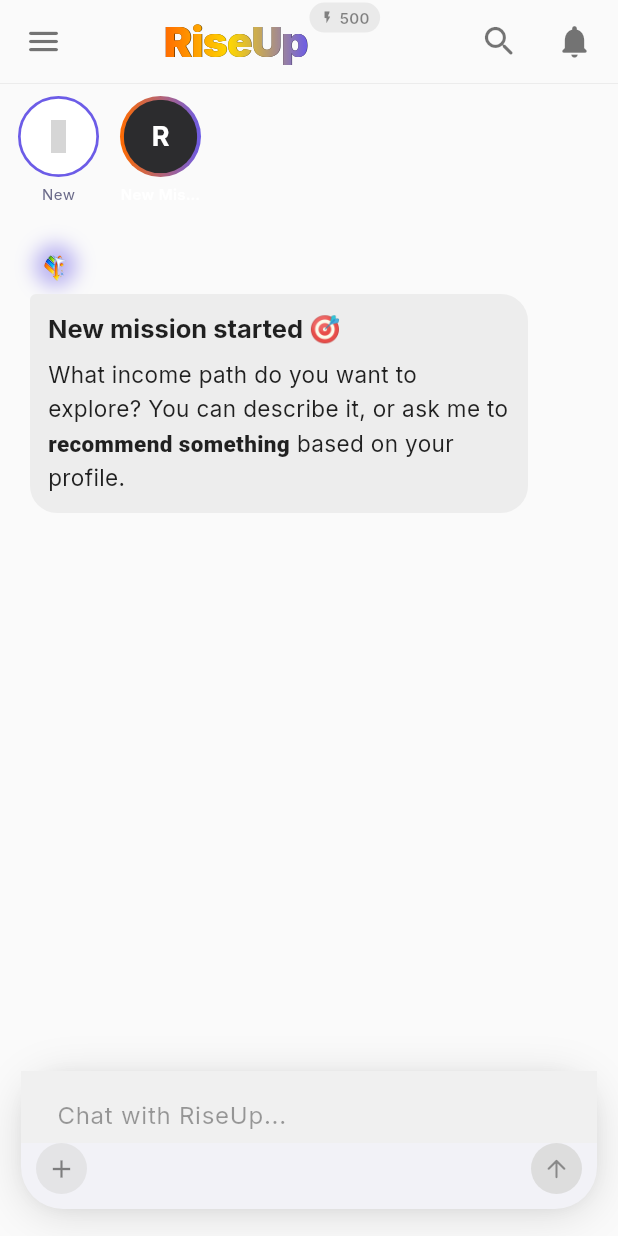
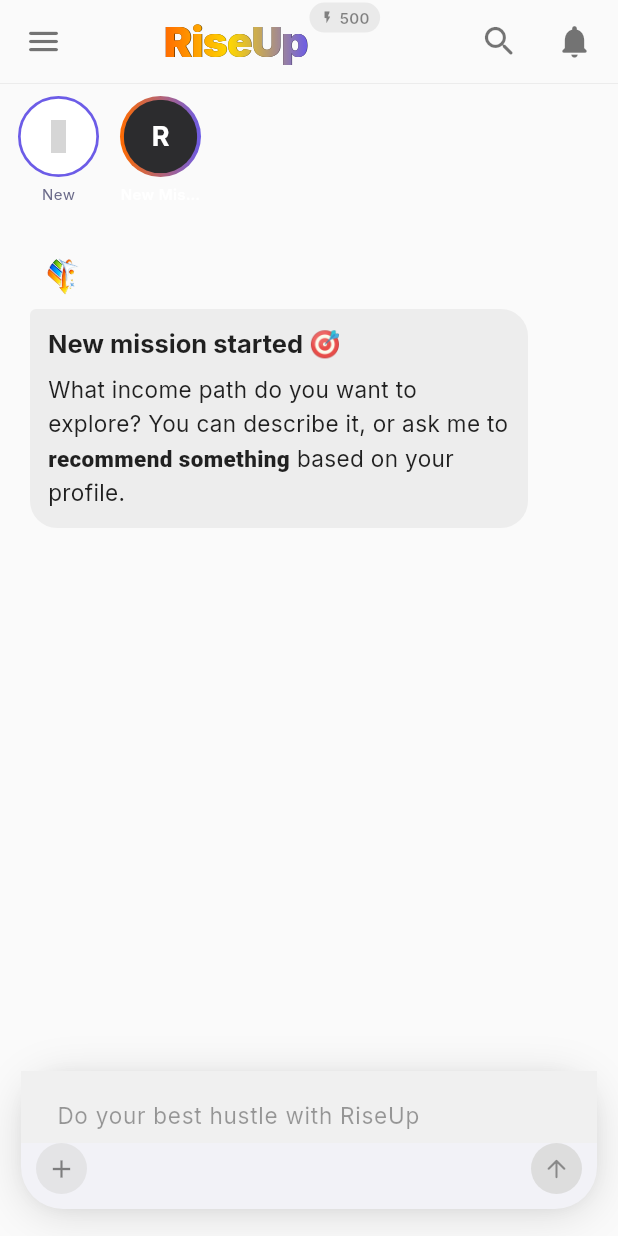
Before and after one commit to exploreofficialzz-star/Rise-Up, a Flutter app: the screen it shows once a user with an empty profile is signed in, after a tap on the "menu" icon, after a tap on the "search" icon, after a tap on "New", on a phone screen of 412 x 824 dp. Run offline on Flutter 3.47's test engine with Material 3 defaults, Android fonts, the phone set to English and light mode, and no system bars; drawn by our look-alikes of flutter_animate, flutter_markdown; our stand-ins replace cached_network_image, connectivity_plus, device_info_plus, dio, firebase_core, firebase_messaging and 14 more; accounts and stored records are empty; network calls fail; grey boxes are pictures that could not be loaded.

Commit message:
Update home screen for RiseUp v3.2
Updated the home screen for RiseUp v3.2, including changes to the hero welcome, input bar hint text, and resolved a loading bug in mentor chat handling.

```diff
--- a/frontend/lib/screens/home/home_screen.dart
+++ b/frontend/lib/screens/home/home_screen.dart
@@ -1,5 +1,12 @@
 // frontend/lib/screens/home/home_screen.dart
-// RiseUp v3.1 — The Mission Command Center
+// RiseUp v3.2 — The Mission Command Center
+//
+// Changelog v3.2:
+//   • Hero welcome: greeting (top-left, below mission circles) — no logo/tagline in hero
+//   • Input bar hint text: "Do your best hustle with RiseUp"
+//   • _RiseUpSpinIcon: larger (36×36), no glow/blur background
+//   • _handleMentorChat: fixed stuck-loading bug (non-Map response now resolves placeholder)
+//                        + 30 s timeout guard
 //
 // Architecture:
 //   • One screen. No bottom nav.
@@ -229,11 +236,9 @@
   Future<void> _boot() async {
     setState(() => _isLoading = true);
 
-    // Load profile from cache first → dismiss spinner immediately if available
     await _fetchProfile();
     if (mounted) setState(() => _isLoading = false);
 
-    // Fetch tokens + missions in background (no spinner, they update quietly)
     await Future.wait([
       _fetchTokens().timeout(const Duration(seconds: 12), onTimeout: () {}),
       _fetchMissions().timeout(const Duration(seconds: 12), onTimeout: () {}),
@@ -244,13 +249,11 @@
     } else if (_missions.isNotEmpty) {
       _activeMissionId = _missions.first.id;
     }
-    // If no missions, _activeMissionId stays null → hero welcome shown
 
     WidgetsBinding.instance.addPostFrameCallback((_) => _scrollToBottom());
   }
 
   Future<void> _fetchProfile() async {
-    // ── 1. Serve from cache immediately (zero-wait, no spinner) ───────────
     final cached = await storageService.getCachedProfile();
     if (cached != null && mounted) {
       setState(() {
@@ -262,13 +265,11 @@
       });
     }
 
-    // ── 2. Refresh from /auth/me (now returns flat full profile) ──────────
     try {
       final r = await api.get('/auth/me')
           .timeout(const Duration(seconds: 10));
 
       if (r is Map && mounted) {
-        // /auth/me → flat map.  /progress/profile → {"profile": {...}}
         final raw = r as Map;
         final profile = raw.containsKey('profile') && raw['profile'] is Map
             ? Map<String, dynamic>.from(raw['profile'] as Map)
@@ -288,7 +289,6 @@
         await storageService.cacheProfile(profile);
       }
     } catch (_) {
-      // /auth/me failed — try /progress/profile as fallback
       try {
         final r2 = await api.get('/progress/profile')
             .timeout(const Duration(seconds: 10));
@@ -347,7 +347,7 @@
     )).toList();
   }
 
-  // ── Active mission helpers ──────────────────────────────────────────────────
+  // ── Active mission helpers ─────────────────────────────────────────────────
   Mission? get _activeMission =>
       _missions.where((m) => m.id == _activeMissionId).firstOrNull;
 
@@ -374,7 +374,7 @@
     _scrollToBottom();
   }
 
-  // ── Mission actions ─────────────────────────────────────────────────────────
+  // ── Mission actions ────────────────────────────────────────────────────────
   void _showMissionOptions(BuildContext context, Mission mission) {
     _Sound.tap();
     final isDark = Theme.of(context).brightness == Brightness.dark;
@@ -395,7 +395,6 @@
                 borderRadius: BorderRadius.circular(2),
               ),
             ),
-            // Mission title preview
             Padding(
               padding: const EdgeInsets.fromLTRB(16, 0, 16, 12),
               child: Text(
@@ -633,13 +632,12 @@
     );
   }
 
-  // ── Send message ──────────────────────────────────────────────────────────
+  // ── Send message ───────────────────────────────────────────────────────────
   Future<void> _sendMessage([String? override]) async {
     final text = (override ?? _inputCtrl.text).trim();
     if (text.isEmpty || _isSending) return;
     if (_tokens.exhausted) { _showTokenGate(); return; }
 
-    // Auto-create mission if none active
     if (_activeMissionId == null) {
       _newMission();
       await Future.delayed(const Duration(milliseconds: 50));
@@ -680,29 +678,56 @@
     return triggers.any((t) => lower.contains(t));
   }
 
+  // ── FIX: resolved stuck-loading bug ───────────────────────────────────────
+  // Previously, if `res` was not a Map (e.g. null, String, or unexpected type),
+  // _updateMsg was never called and the placeholder stayed isStreaming forever.
+  // Now we always resolve the placeholder, and add a 30 s timeout guard.
   Future<void> _handleMentorChat(String text, String placeholderId) async {
     try {
       final sessionId = _activeMission?.id;
       final res = await api.post('/mentor/chat', {
         'message':    text,
         'session_id': sessionId,
-      });
+      }).timeout(
+        const Duration(seconds: 30),
+        onTimeout: () => throw TimeoutException('Request timed out'),
+      );
+
       if (res is Map) {
-        final reply = res['reply']?.toString() ?? res['message']?.toString() ?? '...';
+        // Try all common reply keys the backend might return
+        final reply = (res['reply']   as String?)?.trim().isNotEmpty == true
+            ? res['reply']   as String
+            : (res['message'] as String?)?.trim().isNotEmpty == true
+                ? res['message'] as String
+                : (res['content'] as String?)?.trim().isNotEmpty == true
+                    ? res['content'] as String
+                    : '...';
         _updateMsg(placeholderId, reply);
         _Sound.receive();
 
         if (res['session_title'] != null && _activeMission != null) {
-          _updateMissionTitle(_activeMissionId!, res['session_title']);
+          _updateMissionTitle(_activeMissionId!, res['session_title'].toString());
         }
 
         if (res['escalate_to_apex'] == true) {
           await Future.delayed(const Duration(milliseconds: 800));
-          _launchApex(res['apex_task']?.toString() ?? text, res['apex_template']);
-        }
-      }
+          _launchApex(res['apex_task']?.toString() ?? text, res['apex_template'] as Map<String, dynamic>?);
+        }
+      } else {
+        // Non-Map response (String, null, etc.) — resolve placeholder so it
+        // never stays stuck in the loading state.
+        final fallback = res?.toString().trim().isNotEmpty == true
+            ? res.toString()
+            : 'Something went wrong. Please try again.';
+        _updateMsg(placeholderId, fallback);
+        _Sound.receive();
+      }
+    } on TimeoutException {
+      _updateMsg(placeholderId,
+          '⏱️ Request timed out. Check your connection and try again.');
     } catch (e) {
-      _updateMsg(placeholderId, 'I\'m having trouble connecting right now. Try again in a moment.');
+      _updateMsg(placeholderId,
+          'I\'m having trouble connecting right now. Try again in a moment.');
     }
   }
 
@@ -934,13 +959,11 @@
         border: Border(bottom: BorderSide(color: border, width: 0.6)),
       ),
       child: Row(children: [
-        // ≡ Menu — slightly larger + heavier
         GestureDetector(
           onTap: () { _Sound.tap(); _globalKey.currentState?.openDrawer(); },
           child: Icon(Icons.menu_rounded, color: iconClr, size: 26),
         ),
 
-        // Center — RiseUp gradient wordmark (thicker stroke via font weight)
         Expanded(child: Center(
           child: Row(
             mainAxisSize: MainAxisSize.min,
@@ -958,7 +981,6 @@
                     fontWeight:    FontWeight.w900,
                     color:         Colors.white,
                     letterSpacing: -0.5,
-                    // Simulate stroke thickness via shadows
                     shadows: [
                       Shadow(blurRadius: 0, offset: Offset(0.4, 0)),
                       Shadow(blurRadius: 0, offset: Offset(-0.2, 0)),
@@ -966,7 +988,6 @@
                   ),
                 ),
               ),
-              // Token badge
               Transform.translate(
                 offset: const Offset(1, -6),
                 child: _TokenBadge(tokens: _tokens, pulse: _tokenPulse, isDark: isDark),
@@ -975,13 +996,11 @@
           ),
         )),
 
-        // Search — filled magnifier (more realistic)
         GestureDetector(
           onTap: () => _Sound.tap(),
           child: Icon(Icons.search_rounded, color: iconClr, size: 26),
         ),
         const SizedBox(width: 24),
-        // Notification — bell (restored)
         GestureDetector(
           onTap: () { _Sound.tap(); context.push('/notifications'); },
           child: Icon(Icons.notifications_rounded, color: iconClr, size: 26),
@@ -994,15 +1013,12 @@
   Widget _buildMissionCircles() {
     final isDark = Theme.of(context).brightness == Brightness.dark;
 
-    // Only show the row if there are missions, or always show for the + button
     return Container(
       height: 88,
       color: isDark ? Colors.black : const Color(0xFFFAFAFA),
       child: ListView.separated(
         scrollDirection: Axis.horizontal,
         padding: const EdgeInsets.symmetric(horizontal: 12, vertical: 8),
-        // Only show missions that have been given a real title (not "New Mission" placeholders
-        // that haven't been chatted in yet), plus the + button
         itemCount: _missions.length + 1,
         separatorBuilder: (_, __) => const SizedBox(width: 12),
         itemBuilder: (ctx, i) {
@@ -1026,7 +1042,6 @@
     final isDark = Theme.of(context).brightness == Brightness.dark;
     final bg     = isDark ? Colors.black : const Color(0xFFFAFAFA);
 
-    // No active mission → show hero welcome
     if (_activeMissionId == null) {
       return _buildHeroWelcome(isDark, bg);
     }
@@ -1047,7 +1062,10 @@
     );
   }
 
-  // ── Hero welcome view ──────────────────────────────────────────────────────
+  // ── Hero welcome — CHANGED ─────────────────────────────────────────────────
+  // Greeting is now top-left aligned right below the mission circles.
+  // The RiseUp logo, "do your best hustle with", and gradient "RiseUp"
+  // tagline are removed from this view entirely.
   Widget _buildHeroWelcome(bool isDark, Color bg) {
     final firstName = (_userName ?? '').split(' ').first.trim();
     final showName  = firstName.isNotEmpty && firstName.toLowerCase() != 'hustler';
@@ -1056,19 +1074,18 @@
     return Container(
       color: bg,
       width: double.infinity,
-      child: Center(
+      alignment: Alignment.topLeft,
       child: Padding(
-          padding: const EdgeInsets.symmetric(horizontal: 32),
+        padding: const EdgeInsets.fromLTRB(20, 18, 20, 0),
         child: Column(
+          crossAxisAlignment: CrossAxisAlignment.start,
           mainAxisSize: MainAxisSize.min,
           children: [
-              // ── Personalised greeting ─────────────────────────────────
             if (showName) ...[
               Text(
                 '$greeting,',
-                  textAlign: TextAlign.center,
                 style: TextStyle(
-                    fontSize: 16,
+                  fontSize: 15,
                   color: isDark ? Colors.white38 : Colors.black38,
                   fontWeight: FontWeight.w400,
                 ),
@@ -1076,66 +1093,25 @@
               const SizedBox(height: 2),
               Text(
                 firstName,
-                  textAlign: TextAlign.center,
                 style: TextStyle(
-                    fontSize: 30,
+                  fontSize: 28,
                   fontWeight: FontWeight.w900,
                   color: isDark ? Colors.white : Colors.black87,
                   letterSpacing: -0.5,
                 ),
               ).animate().fadeIn(delay: 80.ms, duration: 300.ms),
-                const SizedBox(height: 22),
+            ] else ...[
+              // No name available — show a minimal greeting line
+              Text(
+                greeting,
+                style: TextStyle(
+                  fontSize: 20,
+                  fontWeight: FontWeight.w700,
+                  color: isDark ? Colors.white70 : Colors.black54,
+                ),
+              ).animate().fadeIn(duration: 300.ms),
             ],
-
-              // ── RiseUp logo ───────────────────────────────────────────
-              Image.asset(
-                'assets/images/riseup_logo.png',
-                width:  72,
-                height: 72,
-                fit:    BoxFit.contain,
-                errorBuilder: (_, __, ___) => const Icon(
-                  Icons.trending_up_rounded,
-                  color: Color(0xFFFF6B00),
-                  size: 56,
-                ),
-              ).animate().fadeIn(delay: 100.ms).scale(
-                begin: const Offset(0.85, 0.85),
-                curve: Curves.easeOutBack,
-              ),
-              const SizedBox(height: 16),
-
-              // ── Brand line ────────────────────────────────────────────
-              Text(
-                'do your best\nhustle with',
-                textAlign: TextAlign.center,
-                style: TextStyle(
-                  fontSize:      30,
-                  fontWeight:    FontWeight.w900,
-                  color:         isDark ? Colors.white : Colors.black87,
-                  height:        1.2,
-                  letterSpacing: -0.8,
-                ),
-              ).animate().fadeIn(delay: 150.ms),
-
-              ShaderMask(
-                shaderCallback: (bounds) => const LinearGradient(
-                  colors: [Color(0xFFFF6B00), Color(0xFFFFD700), Color(0xFF6C5CE7)],
-                  stops: [0.0, 0.45, 1.0],
-                ).createShader(bounds),
-                child: const Text(
-                  'RiseUp',
-                  textAlign: TextAlign.center,
-                  style: TextStyle(
-                    fontSize:      38,
-                    fontWeight:    FontWeight.w900,
-                    color:         Colors.white,
-                    letterSpacing: -1.2,
-                    height:        1.1,
-                  ),
-                ),
-              ).animate().fadeIn(delay: 200.ms),
           ],
-          ),
         ),
       ),
     );
@@ -1207,7 +1183,7 @@
     ]);
   }
 
-  // ── Input bar — Claude-style floating ─────────────────────────────────────
+  // ── Input bar — CHANGED hint text ─────────────────────────────────────────
   Widget _buildInputBar() {
     final isDark     = Theme.of(context).brightness == Brightness.dark;
     final fieldBg    = isDark ? const Color(0xFF1C1C1E) : const Color(0xFFF2F2F7);
@@ -1256,8 +1232,9 @@
             minLines:   1,
             style: TextStyle(color: textClr, fontSize: 16, height: 1.4),
             decoration: InputDecoration(
-              hintText:  'Chat with RiseUp...',
-              hintStyle: TextStyle(color: hintClr, fontSize: 16),
+              // CHANGED: new placeholder copy
+              hintText:  'Do your best hustle with RiseUp',
+              hintStyle: TextStyle(color: hintClr, fontSize: 15),
               border:         InputBorder.none,
               enabledBorder:  InputBorder.none,
               focusedBorder:  InputBorder.none,
@@ -1271,7 +1248,6 @@
           Padding(
             padding: const EdgeInsets.fromLTRB(10, 0, 10, 10),
             child: Row(children: [
-              // + quick actions
               GestureDetector(
                 onTap: () => _showQuickMenu(context),
                 child: Container(
@@ -1289,7 +1265,6 @@
 
               const Spacer(),
 
-              // Send arrow
               GestureDetector(
                 onTap: sendActive ? _sendMessage : null,
                 child: AnimatedContainer(
@@ -1420,7 +1395,6 @@
     return Drawer(
       backgroundColor: isDark ? const Color(0xFF0D0D0D) : const Color(0xFFF5F5F5),
       child: SafeArea(child: Column(children: [
-        // Profile header
         GestureDetector(
           onTap: () { _Sound.tap(); context.push('/profile'); Navigator.pop(context); },
           child: Container(
@@ -1462,7 +1436,6 @@
         Divider(color: AppColors.bgSurface, height: 1),
         const SizedBox(height: 8),
 
-        // New mission button
         Padding(padding: const EdgeInsets.symmetric(horizontal: 12),
           child: ElevatedButton.icon(
             icon: const Icon(Iconsax.add, size: 18),
@@ -1478,7 +1451,6 @@
         ),
         const SizedBox(height: 12),
 
-        // Missions label
         Padding(padding: const EdgeInsets.symmetric(horizontal: 16),
           child: Align(alignment: Alignment.centerLeft,
             child: Text('MISSIONS',
@@ -1490,7 +1462,6 @@
                 )))),
         const SizedBox(height: 6),
 
-        // Missions list with edit/delete/feedback
         Expanded(child: ListView.builder(
           itemCount: _missions.length,
           itemBuilder: (ctx, i) {
@@ -1499,7 +1470,6 @@
 
             return ListTile(
               dense:   true,
-              // Use user avatar instead of emoji
               leading: CircleAvatar(
                 radius: 18,
                 backgroundColor: isActive
@@ -1547,7 +1517,6 @@
               selected:          isActive,
               selectedTileColor: AppColors.primary.withOpacity(0.1),
               shape: RoundedRectangleBorder(borderRadius: BorderRadius.circular(8)),
-              // Trailing: 3-dot options menu
               trailing: GestureDetector(
                 onTap: () => _showMissionOptions(ctx, m),
                 child: Padding(
@@ -1659,7 +1628,6 @@
             color: isActive ? null : const Color(0xFF1C1C1E),
           ),
           child: Padding(
-            // Inner padding creates the ring effect when active
             padding: EdgeInsets.all(isActive ? 2.5 : 0),
             child: ClipOval(
               child: userAvatar != null
@@ -1964,7 +1932,7 @@
 }
 
 // ─────────────────────────────────────────────────────────────────────────────
-// Animated RiseUp icon shown as AI chat header
+// Animated RiseUp icon — CHANGED: larger (36×36), no glow/blur background
 // ─────────────────────────────────────────────────────────────────────────────
 class _RiseUpSpinIcon extends StatefulWidget {
   const _RiseUpSpinIcon();
@@ -1976,7 +1944,6 @@
     with SingleTickerProviderStateMixin {
   late final AnimationController _ctrl;
   late final Animation<double>   _spin;
-  late final Animation<double>   _glow;
 
   @override
   void initState() {
@@ -1989,12 +1956,6 @@
     // Slow, smooth rotation — 0 → 2π
     _spin = Tween<double>(begin: 0, end: 2 * pi)
         .animate(CurvedAnimation(parent: _ctrl, curve: Curves.linear));
-
-    // Gentle glow pulse  0.6 → 1.0 → 0.6
-    _glow = TweenSequence([
-      TweenSequenceItem(tween: Tween(begin: 0.6, end: 1.0), weight: 50),
-      TweenSequenceItem(tween: Tween(begin: 1.0, end: 0.6), weight: 50),
-    ]).animate(CurvedAnimation(parent: _ctrl, curve: Curves.easeInOut));
   }
 
   @override
@@ -2006,19 +1967,11 @@
       animation: _ctrl,
       builder: (_, __) => Transform.rotate(
         angle: _spin.value,
-        child: Container(
-          width:  26,
-          height: 26,
-          decoration: BoxDecoration(
-            shape: BoxShape.circle,
-            boxShadow: [
-              BoxShadow(
-                color: const Color(0xFF6C5CE7).withOpacity(_glow.value * 0.55),
-                blurRadius:   10,
-                spreadRadius: 1,
-              ),
-            ],
-          ),
+        child: SizedBox(
+          // CHANGED: 36×36 (was 26×26), transparent — no Container background,
+          // no boxShadow, no glow. Pure logo, no blur.
+          width:  36,
+          height: 36,
           child: ClipOval(
             child: Image.asset(
               'assets/images/riseup_logo.png',
@@ -2032,13 +1985,13 @@
                 child: const Center(
                   child: Text('R',
                       style: TextStyle(color: Colors.white,
-                          fontSize: 12, fontWeight: FontWeight.bold)),
-                ),
-              ),
-            ),
-          ),
-        ),
-      ),
-    );
-  }
-}
+                          fontSize: 14, fontWeight: FontWeight.bold)),
+                ),
+              ),
+            ),
+          ),
+        ),
+      ),
+    );
+  }
+}
```
Lines whose indentation alone changed are shown as unchanged.
